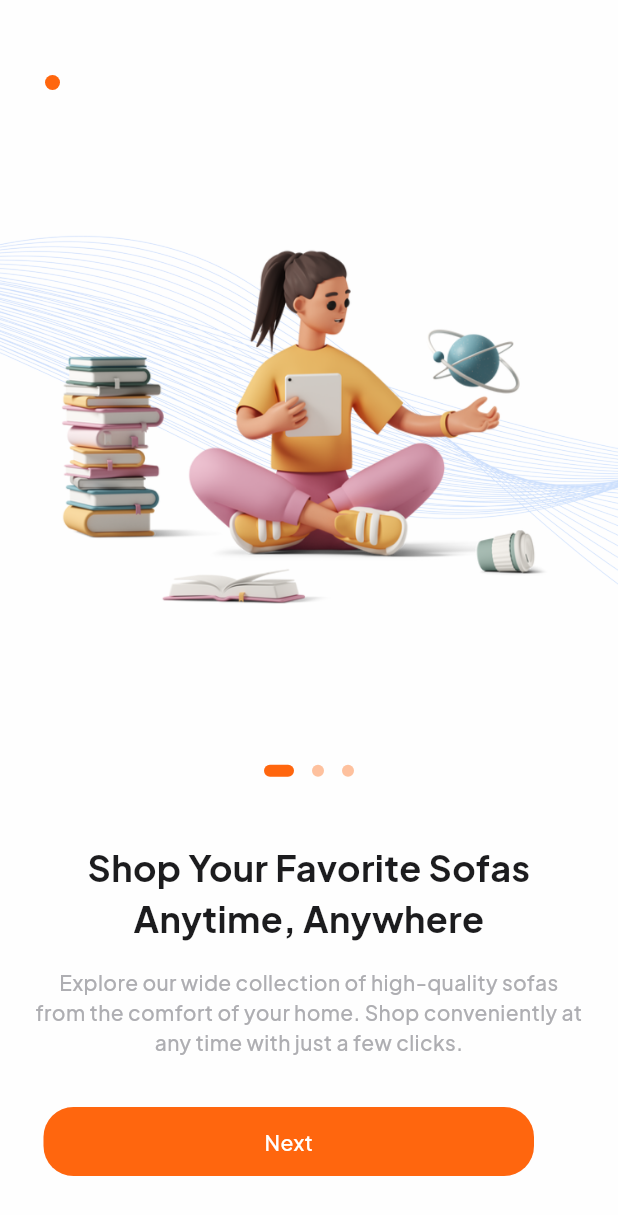
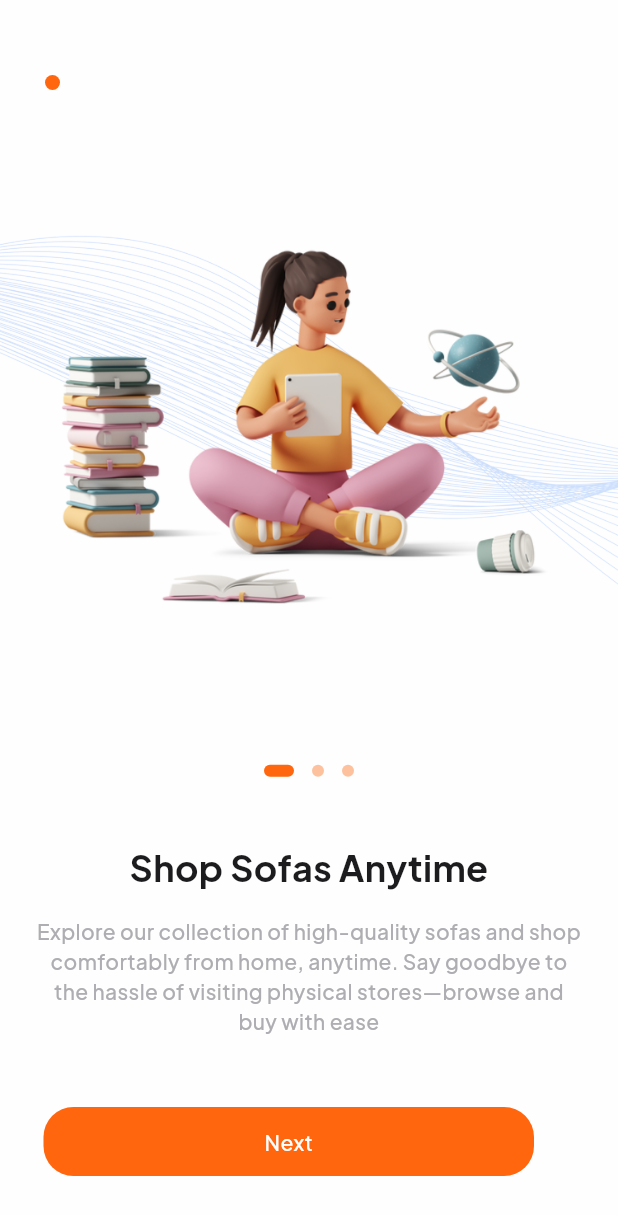
Before and after one commit to dangtiendung1409/furni_app, a Flutter app: the screen it shows after launch, on a phone screen of 412 x 824 dp. Shown: the top 1215 px of the screen. Run offline on Flutter 3.47's test engine with Material 3 defaults, Android fonts, the phone set to English and light mode, and no system bars; drawn by our look-alikes of dots_indicator; our stand-ins replace google_fonts, image_picker, shared_preferences.

Commit message:
fix giao diện

```diff
--- a/lib/screens/auth/on_boarding_screen.dart
+++ b/lib/screens/auth/on_boarding_screen.dart
@@ -295,21 +295,18 @@ class OnBoarding {
 
 List<OnBoarding> onBoardinglist = [
   OnBoarding(
-    title: 'Shop Your Favorite Sofas Anytime, Anywhere',
+    title: 'Shop Sofas Anytime',
     image: ImagesPath.kOnboarding1,
-    description:
-        'Explore our wide collection of high-quality sofas from the comfort of your home. Shop conveniently at any time with just a few clicks.',
+    description: 'Explore our collection of high-quality sofas and shop comfortably from home, anytime. Say goodbye to the hassle of visiting physical stores—browse and buy with ease',
   ),
   OnBoarding(
-    title: 'Unique Designs, Tailored to Your Taste',
+    title: 'Tailored Designs',
     image: ImagesPath.kOnboarding2,
-    description:
-        'Discover sofas in various styles, colors, and materials to suit any space. Customize your furniture to reflect your personal style.',
+    description: 'From classic to contemporary, we offer a variety of sofa styles, colors, and materials, all customizable to match your preferences and home.',
   ),
   OnBoarding(
-    title: 'Exclusive Discounts and Premium Quality',
+    title: 'Exclusive Discounts',
     image: ImagesPath.kOnboarding3,
-    description:
-        'Get access to premium quality sofas at unbeatable prices. Enjoy exclusive discounts and promotions only available in our app.',
+    description: 'Get premium sofas at unbeatable prices with exclusive app-only offers and discounts for the best value.',
   ),
 ];
```
Also changed, not shown: lib/screens/Notification/notification_screen.dart (+12 -13 lines), lib/screens/Profile/profile.dart (+1 -7 lines), lib/screens/nav_bar_screen.dart (+3 -4 lines).
